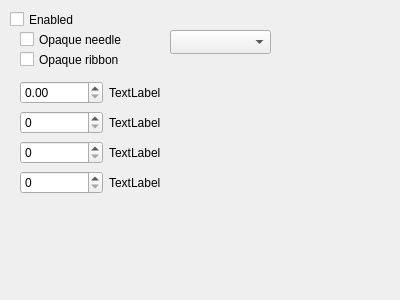
Old version of the form src/ui/hud2/HUD2RibbonForm.ui in the repository mavlink/qgroundcontrol.
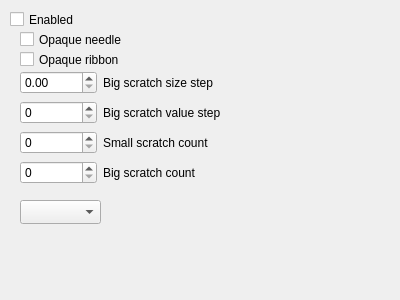
New version of the form.

Commit message: added tips for ribbon settings

Diff of the .ui file:
```diff
--- a/src/ui/hud2/HUD2RibbonForm.ui
+++ b/src/ui/hud2/HUD2RibbonForm.ui
@@ -55,9 +55,9 @@
   <widget class="QComboBox" name="comboBox">
    <property name="geometry">
     <rect>
-     <x>170</x>
-     <y>30</y>
-     <width>101</width>
+     <x>20</x>
+     <y>200</y>
+     <width>81</width>
      <height>24</height>
     </rect>
    </property>
@@ -66,8 +66,8 @@
    <property name="geometry">
     <rect>
      <x>20</x>
-     <y>80</y>
-     <width>171</width>
+     <y>70</y>
+     <width>201</width>
      <height>116</height>
     </rect>
    </property>
@@ -75,7 +75,7 @@
     <item row="0" column="1">
      <widget class="QLabel" name="label">
       <property name="text">
-       <string>TextLabel</string>
+       <string>Big scratch size step</string>
       </property>
      </widget>
     </item>
@@ -91,7 +91,7 @@
     <item row="1" column="1">
      <widget class="QLabel" name="label_2">
       <property name="text">
-       <string>TextLabel</string>
+       <string>Big scratch value step</string>
       </property>
      </widget>
     </item>
@@ -101,14 +101,14 @@
     <item row="2" column="1">
      <widget class="QLabel" name="label_3">
       <property name="text">
-       <string>TextLabel</string>
+       <string>Small scratch count</string>
       </property>
      </widget>
     </item>
     <item row="3" column="1">
      <widget class="QLabel" name="label_4">
       <property name="text">
-       <string>TextLabel</string>
+       <string>Big scratch count</string>
       </property>
      </widget>
     </item>
```
Left out of the diff: 24 changed lines with no effect on the pictures. The commit also changes 1 other file.
